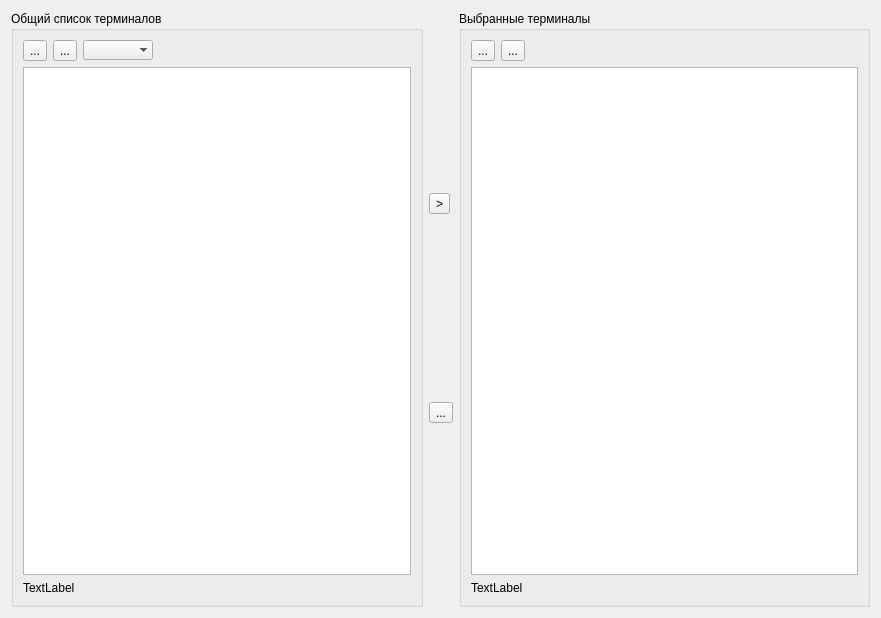
Qt form FuelNameWizard/selectterminalpage.ui (rust3128/iMposOld) before a commit.
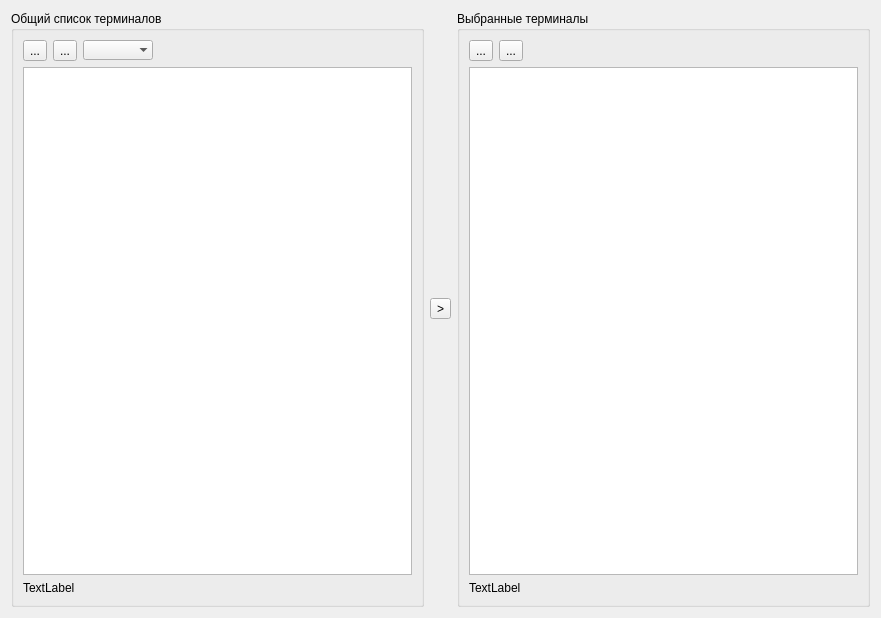
The same form after that commit. Icons and pictures are not drawn.

Diff of the .ui file:
```diff
--- a/FuelNameWizard/selectterminalpage.ui
+++ b/FuelNameWizard/selectterminalpage.ui
@@ -33,23 +33,6 @@
        </property>
       </widget>
      </item>
-     <item>
-      <widget class="QToolButton" name="toolButtonRemoveTerm">
-       <property name="text">
-        <string>...</string>
-       </property>
-       <property name="icon">
-        <iconset resource="../resource.qrc">
-         <normaloff>:/Picts/arrowleft.png</normaloff>:/Picts/arrowleft.png</iconset>
-       </property>
-       <property name="iconSize">
-        <size>
-         <width>32</width>
-         <height>32</height>
-        </size>
-       </property>
-      </widget>
-     </item>
     </layout>
    </item>
    <item row="0" column="0">
@@ -141,9 +124,6 @@
       <string>Выбранные терминалы</string>
      </property>
      <layout class="QGridLayout" name="gridLayout_2">
-      <item row="1" column="0" colspan="3">
-       <widget class="QListView" name="listView"/>
-      </item>
       <item row="2" column="0" colspan="3">
        <widget class="QLabel" name="labelInfoList">
         <property name="text">
@@ -173,6 +153,9 @@
         </property>
        </widget>
       </item>
+      <item row="1" column="0" colspan="3">
+       <widget class="QListWidget" name="listWidget"/>
+      </item>
      </layout>
     </widget>
    </item>
```
Left out of the diff: 3 changed lines with no effect on the pictures.
